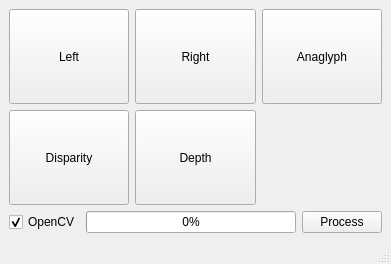
Qt form mainwindow.ui (IvanTsantsarov/Stereo) before a commit.
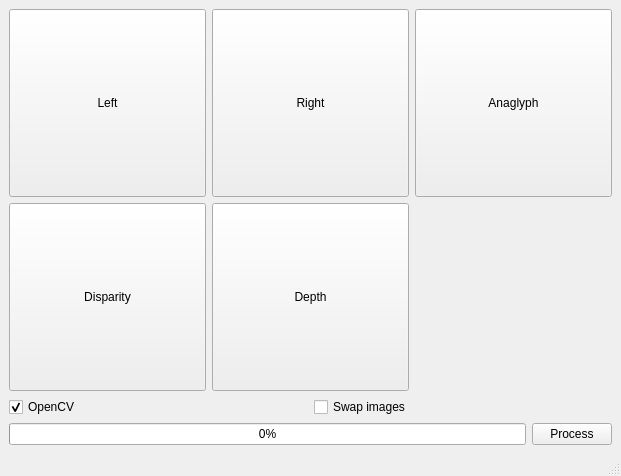
The same form after that commit.

Commit message: OpenCV mplementation stabilized

```diff
--- a/mainwindow.ui
+++ b/mainwindow.ui
@@ -6,8 +6,8 @@
    <rect>
     <x>0</x>
     <y>0</y>
-    <width>391</width>
-    <height>264</height>
+    <width>621</width>
+    <height>476</height>
    </rect>
   </property>
   <property name="windowTitle">
@@ -84,18 +84,8 @@
       </item>
      </layout>
     </item>
-    <item row="1" column="0">
+    <item row="2" column="0">
      <layout class="QHBoxLayout" name="horizontalLayout">
-      <item>
-       <widget class="QCheckBox" name="checkOpenCV">
-        <property name="text">
-         <string>OpenCV</string>
-        </property>
-        <property name="checked">
-         <bool>true</bool>
-        </property>
-       </widget>
-      </item>
       <item>
        <widget class="QProgressBar" name="progressBar">
         <property name="value">
@@ -112,6 +102,33 @@
       </item>
      </layout>
     </item>
+    <item row="1" column="0">
+     <layout class="QHBoxLayout" name="horizontalLayout_2">
+      <item>
+       <widget class="QCheckBox" name="checkOpenCV">
+        <property name="toolTip">
+         <string>Use OpenCV functions to obtain disparity</string>
+        </property>
+        <property name="text">
+         <string>OpenCV</string>
+        </property>
+        <property name="checked">
+         <bool>true</bool>
+        </property>
+       </widget>
+      </item>
+      <item>
+       <widget class="QCheckBox" name="checkSwap">
+        <property name="toolTip">
+         <string>Swap left and  right images while loading (check it before loading)</string>
+        </property>
+        <property name="text">
+         <string>Swap images</string>
+        </property>
+       </widget>
+      </item>
+     </layout>
+    </item>
    </layout>
   </widget>
   <widget class="QMenuBar" name="menubar">
```
Left out of the diff: 4 changed lines with no effect on the pictures. The commit also changes 5 other files.
